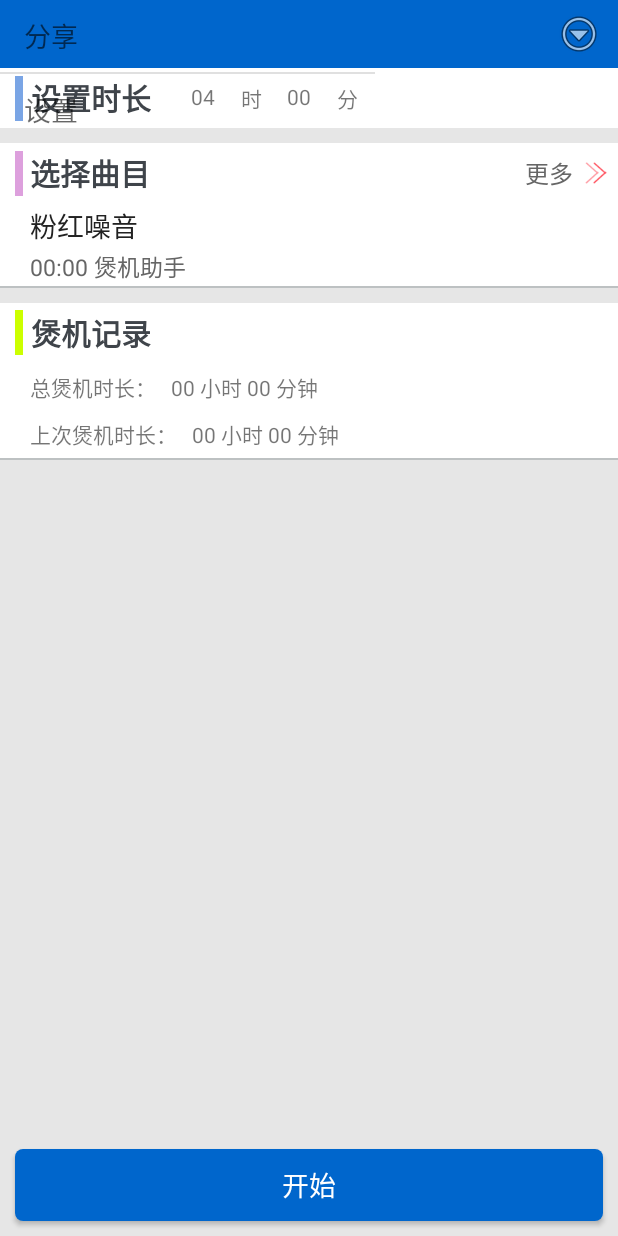
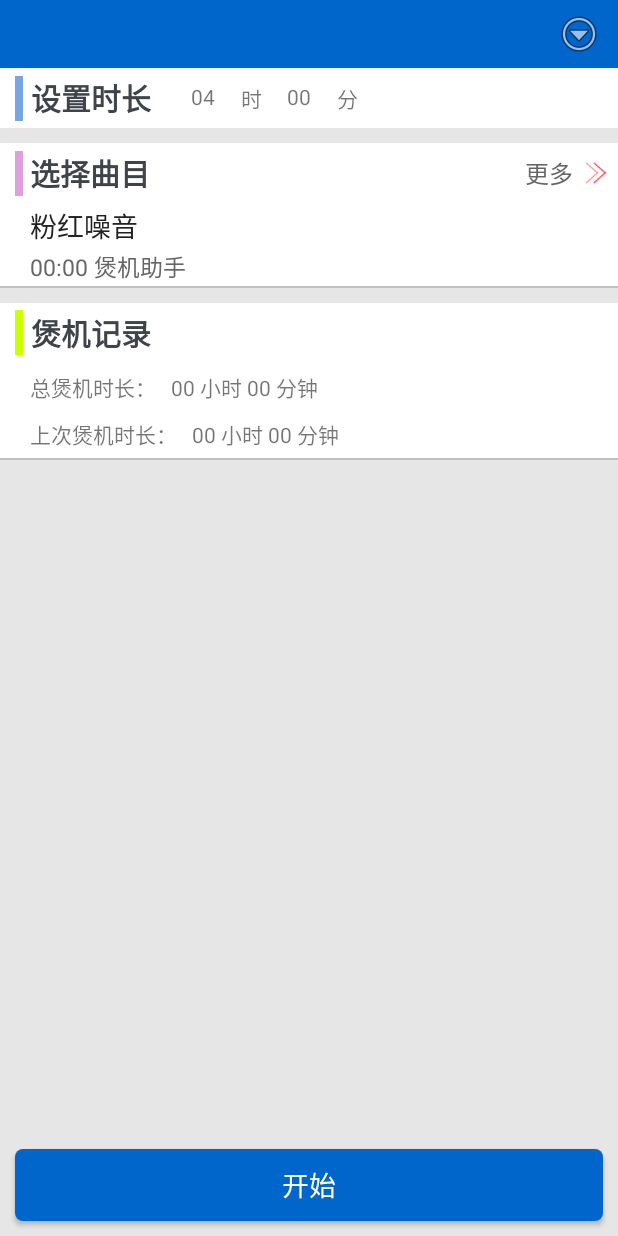
Before and after one commit to rabbitjason/BurninAssistant, an Android app: the screen it shows after launch (MainActivity), after a tap on an icon or button, on a phone screen of 412 x 824 dp. Run offline under Robolectric (Android 15) with nearby library versions, the phone set to English and light mode, and no system bars; pictures from the network do not load; 1 statement that could not run was skipped.

Commit message:
add function

```diff
--- a/app/src/main/java/com/bugsbunny/burninassistant/MainActivity.java
+++ b/app/src/main/java/com/bugsbunny/burninassistant/MainActivity.java
@@ -6,6 +6,7 @@ import android.content.Intent;
 import android.content.ServiceConnection;
 import android.os.Bundle;
 import android.os.IBinder;
+import android.support.v7.app.AppCompatActivity;
 import android.view.Menu;
 import android.view.View;
 import android.widget.Button;
@@ -20,7 +21,7 @@ import com.bugsbunny.burninassistant.view.IPlanView;
 
 import java.text.SimpleDateFormat;
 
-public class MainActivity extends BaseActivity implements IPlanView, View.OnClickListener {
+public class MainActivity extends AppCompatActivity implements IPlanView, View.OnClickListener {
     private View llDuration, llInterval, llMusicMore;
     private TextView tvDurationHour, tvDurationMinute, tvIntervalMinute;
     private TextView tvCountdownTime, tvTotalTime, tvLastTime, tvMusicName, tvMusicDetail;
--- a/app/src/main/res/menu/menu_main.xml
+++ b/app/src/main/res/menu/menu_main.xml
@@ -1,6 +1,7 @@
 <menu xmlns:android="http://schemas.android.com/apk/res/android"
       xmlns:app="http://schemas.android.com/apk/res-auto"
-      xmlns:tools="http://schemas.android.com/tools" tools:context=".MainActivity">
+      xmlns:tools="http://schemas.android.com/tools"
+      tools:context=".MainActivity">
 
     <item android:id="@+id/share_item"
           android:icon="@android:drawable/ic_menu_share"
--- a/app/src/main/res/values/styles.xml
+++ b/app/src/main/res/values/styles.xml
@@ -1,7 +1,7 @@
 <resources>
 
     <!-- Base application theme. -->
-    <style name="AppTheme" parent="Theme.AppCompat.Light.DarkActionBar">
+    <style name="AppTheme" parent="Theme.AppCompat.Light.NoActionBar">
         <!-- Customize your theme here. -->
         <item name="colorPrimary">@color/colorPrimary</item>
         <item name="colorPrimaryDark">@color/colorPrimaryDark</item>
```
